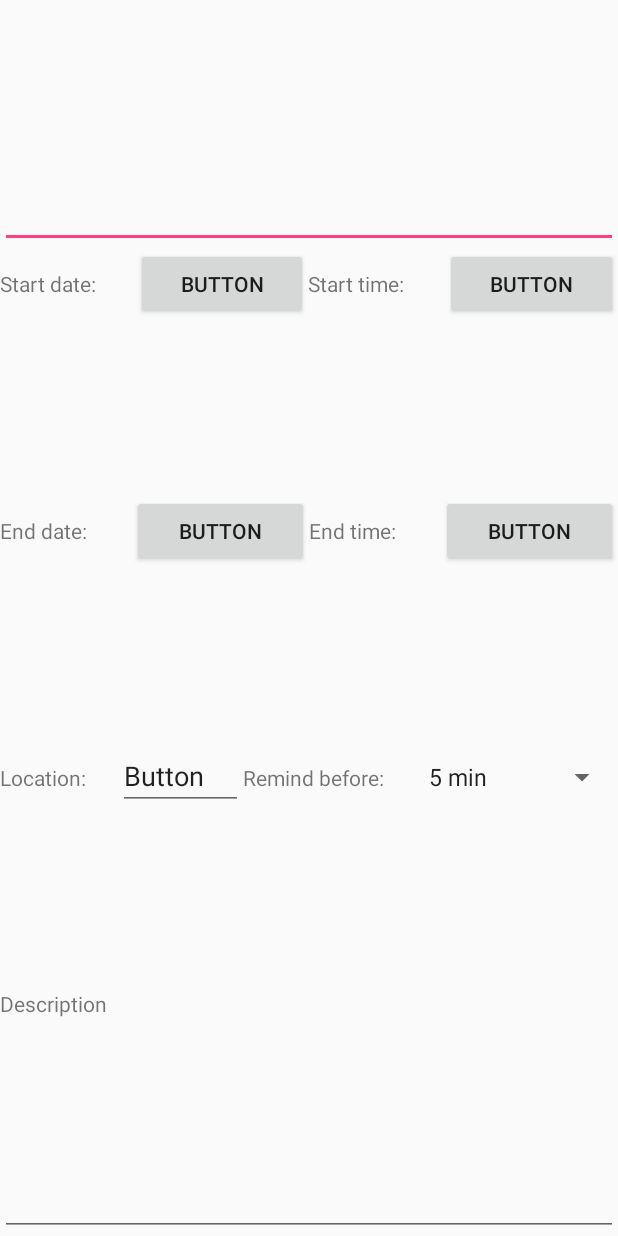
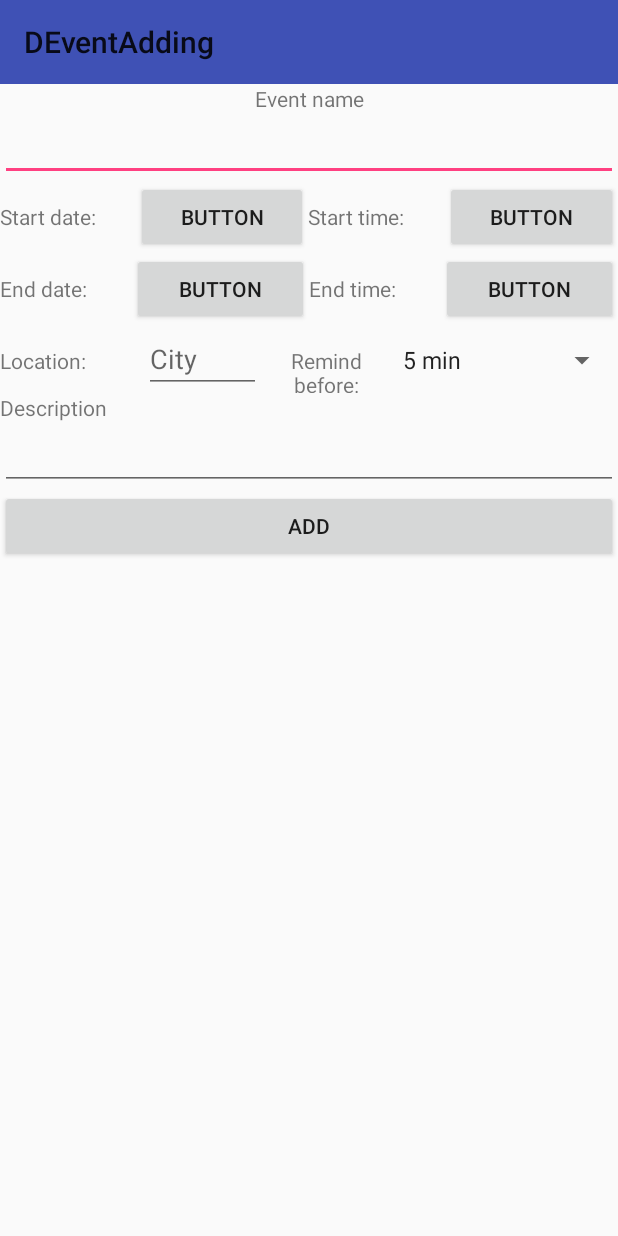
Before and after one commit to DSquare68/DCalendar, an Android app: the DEventAdding screen opened directly, with no data from a screen before it, on a phone screen of 412 x 824 dp. Run offline under Robolectric (Android 15) with nearby library versions, the phone set to English and light mode, and no system bars.

```diff
--- a/dcalendar/src/main/java/com/daniel/dcalendar/dview/DDay.java
+++ b/dcalendar/src/main/java/com/daniel/dcalendar/dview/DDay.java
@@ -7,7 +7,7 @@ import android.view.ViewGroup;
 import android.widget.LinearLayout;
 
 import com.daniel.dcalendar.R;
-import com.daniel.dcalendar.logic.DDayLogic;
+import com.daniel.dcalendar.logic.view.DDayLogic;
 
 
 public class DDay extends android.support.v7.widget.AppCompatButton {
--- a/dcalendar/src/main/java/com/daniel/dcalendar/dview/DEventAdding.java
+++ b/dcalendar/src/main/java/com/daniel/dcalendar/dview/DEventAdding.java
@@ -2,36 +2,53 @@ package com.daniel.dcalendar.dview;
 
 import android.os.Bundle;
 import android.support.v7.app.AppCompatActivity;
+import android.view.View;
 import android.widget.Button;
+import android.widget.EditText;
 import android.widget.LinearLayout;
+import android.widget.Spinner;
 
 import com.daniel.dcalendar.R;
+import com.daniel.dcalendar.logic.view.DEventAddingLogic;
 
 public class DEventAdding extends AppCompatActivity {
 
     public static Button startDateButton;
     public static Button endDateButton;
-    static Button startTime, endTime;
+    public static Button startTime, endTime;
+    public static EditText name, localization, description;
+    public static Spinner reminder;
 
     @Override
     protected void onCreate(Bundle savedInstanceState) {
         super.onCreate(savedInstanceState);
         LinearLayout container = new LinearLayout(getApplicationContext());
         setContentView(R.layout.activity_devent_adding);
-        //setContentView(container, new LinearLayout.LayoutParams(ViewGroup.LayoutParams.MATCH_PARENT, ViewGroup.LayoutParams.MATCH_PARENT));
-        /*TextView text = new TextView(getContext());
-        text.setText("dsfajkdfsajdfkshajadhsfj");
-        container.addView(text);
-        container.setOrientation(LinearLayout.VERTICAL);
-
-        startDateButton = new Button(getContext());
-        startDateButton.setOnClickListener(DEventAddingLogic.setOnClickListener(true,getContext()));
-
-        endDateButton = new Button(getContext());
-        endDateButton.setOnClickListener(DEventAddingLogic.setOnClickListener(false,getContext()));
-
-        container.addView(startDateButton);
-        container.addView(endDateButton);*/
+        setSupportActionBar((android.support.v7.widget.Toolbar) findViewById(R.id.toolbar));
+        findViews();
+        setListeners();
     }
 
+    private void setListeners() {
+        startDateButton.setOnClickListener(DEventAddingLogic.setOnClickListener(true,this));
+        endDateButton.setOnClickListener(DEventAddingLogic.setOnClickListener(false,this));
+    }
+
+    private void findViews() {
+        name = findViewById(R.id.event_name_edit_text);
+
+        startDateButton = findViewById(R.id.start_date_button);
+        endDateButton = findViewById(R.id.end_date_button);
+        startTime = findViewById(R.id.start_time_button);
+        endTime = findViewById(R.id.end_time_button);
+
+        localization = findViewById(R.id.location_edit_text);
+        reminder = findViewById(R.id.reminder_spinner);
+
+        description = findViewById(R.id.description_edit_text);
+    }
+
+    public void addEvent(View view){
+        DEventAddingLogic.addEvent(getApplicationContext());
+    }
 }
--- a/dcalendar/src/main/java/com/daniel/dcalendar/dview/DMonth.java
+++ b/dcalendar/src/main/java/com/daniel/dcalendar/dview/DMonth.java
@@ -2,11 +2,10 @@ package com.daniel.dcalendar.dview;
 
 import android.content.Context;
 import android.support.annotation.Nullable;
-import android.support.v4.app.NavUtils;
 import android.util.AttributeSet;
 import android.widget.LinearLayout;
 
-import com.daniel.dcalendar.logic.DMonthLogic;
+import com.daniel.dcalendar.logic.view.DMonthLogic;
 
 public class DMonth extends LinearLayout {
 
--- a/dcalendar/src/main/java/com/daniel/dcalendar/dview/TopBar.java
+++ b/dcalendar/src/main/java/com/daniel/dcalendar/dview/TopBar.java
@@ -10,7 +10,7 @@ import android.widget.LinearLayout;
 import android.widget.TextView;
 
 import com.daniel.dcalendar.R;
-import com.daniel.dcalendar.logic.TopBarLogic;
+import com.daniel.dcalendar.logic.view.TopBarLogic;
 
 import java.util.Date;
 
--- a/dcalendar/src/main/java/com/daniel/dcalendar/logic/DDayLogic.java
+++ b/dcalendar/src/main/java/com/daniel/dcalendar/logic/view/DDayLogic.java
@@ -1,4 +1,4 @@
-package com.daniel.dcalendar.logic;
+package com.daniel.dcalendar.logic.view;
 
 import android.content.Context;
 import android.content.Intent;
--- a/dcalendar/src/main/java/com/daniel/dcalendar/logic/DMonthLogic.java
+++ b/dcalendar/src/main/java/com/daniel/dcalendar/logic/view/DMonthLogic.java
@@ -1,4 +1,4 @@
-package com.daniel.dcalendar.logic;
+package com.daniel.dcalendar.logic.view;
 
 
 import java.util.Date;
--- a/dcalendar/src/main/java/com/daniel/dcalendar/logic/TopBarLogic.java
+++ b/dcalendar/src/main/java/com/daniel/dcalendar/logic/view/TopBarLogic.java
@@ -1,4 +1,4 @@
-package com.daniel.dcalendar.logic;
+package com.daniel.dcalendar.logic.view;
 
 import android.content.Context;
 import android.view.View;
--- a/dcalendar/src/main/res/layout/activity_devent_adding.xml
+++ b/dcalendar/src/main/res/layout/activity_devent_adding.xml
@@ -1,16 +1,32 @@
 <?xml version="1.0" encoding="utf-8"?>
 <LinearLayout xmlns:android="http://schemas.android.com/apk/res/android"
     android:layout_width="match_parent"
-    android:layout_height="match_parent"
+    android:layout_height="wrap_content"
+    xmlns:app="http://schemas.android.com/apk/res-auto"
     android:orientation="vertical"
     android:weightSum="5">
 
+    <android.support.v7.widget.Toolbar
+        android:id="@+id/toolbar"
+        android:layout_width="match_parent"
+        android:layout_height="wrap_content"
+        android:background="?attr/colorPrimary"
+        android:theme="@style/ThemeOverlay.AppCompat.ActionBar"
+        app:popupTheme="@style/ThemeOverlay.AppCompat.Light">
+
+    </android.support.v7.widget.Toolbar>
 
     <LinearLayout
         android:layout_width="match_parent"
         android:layout_height="match_parent"
         android:layout_weight="1"
         android:orientation="vertical">
+        <TextView
+            android:id="@+id/event_name_text_view"
+            android:layout_width="match_parent"
+            android:layout_height="wrap_content"
+            android:gravity="center"
+            android:text="@string/event_name" />
 
         <EditText
             android:id="@+id/event_name_edit_text"
@@ -86,7 +102,7 @@
             android:text="@string/end_time" />
 
         <Button
-            android:id="@+id/end_time_buton"
+            android:id="@+id/end_time_button"
             android:layout_width="wrap_content"
             android:layout_height="wrap_content"
             android:layout_weight="1"
@@ -113,13 +129,15 @@
             android:layout_width="wrap_content"
             android:layout_height="wrap_content"
             android:layout_weight="1"
-            android:text="Button" />
+            android:maxLines="1"
+            android:hint="@string/city" />
 
         <TextView
             android:id="@+id/reminder_text_view"
             android:layout_width="wrap_content"
             android:layout_height="wrap_content"
             android:layout_weight="1"
+            android:gravity="center"
             android:text="@string/reminder" />
 
         <Spinner
@@ -150,8 +168,17 @@
             android:layout_width="match_parent"
             android:layout_height="match_parent"
             android:layout_weight="1"
-            android:inputType="textPersonName"
+            android:ems="10"
+            android:inputType="textMultiLine"
             android:tooltipText="@string/short_description" />
     </LinearLayout>
 
+    <Button
+        android:id="@+id/button"
+        android:layout_width="match_parent"
+        android:layout_height="wrap_content"
+        android:text="@string/add"
+        android:onClick="addEvent"
+        />
+
 </LinearLayout>
--- a/dcalendar/src/main/res/values/strings.xml
+++ b/dcalendar/src/main/res/values/strings.xml
@@ -20,7 +20,7 @@
     <string name="end_date">End date:</string>
     <string name="end_time">End time:</string>
     <string name="location">Location:</string>
-    <string name="reminder">Remind before:</string>
+    <string name="reminder">Remind\nbefore:</string>
     <string-array name="reminder_time">
         <item>5 min</item>
         <item>10 min</item>
@@ -31,4 +31,6 @@
     <string name="description">Description</string>
     <string name="short_description">Short description</string>
     <string name="title_activity_devent_adding">DEventAdding</string>
+    <string name="add">Add</string>
+    <string name="city">City</string>
 </resources>
```
Also changed, not shown: dcalendar/src/main/java/com/daniel/dcalendar/event/DEvent.java (+16 -1 lines), dcalendar/src/main/java/com/daniel/dcalendar/event/DEventDatabase.java (+7 -2 lines), dcalendar/src/main/java/com/daniel/dcalendar/logic/app/DateAndTime.java (added, +19 -0 lines), dcalendar/src/main/java/com/daniel/dcalendar/logic/view/DEventAddingLogic.java (renamed from dcalendar/src/main/java/com/daniel/dcalendar/logic/DEventAddingLogic.java, +11 -1 lines).
